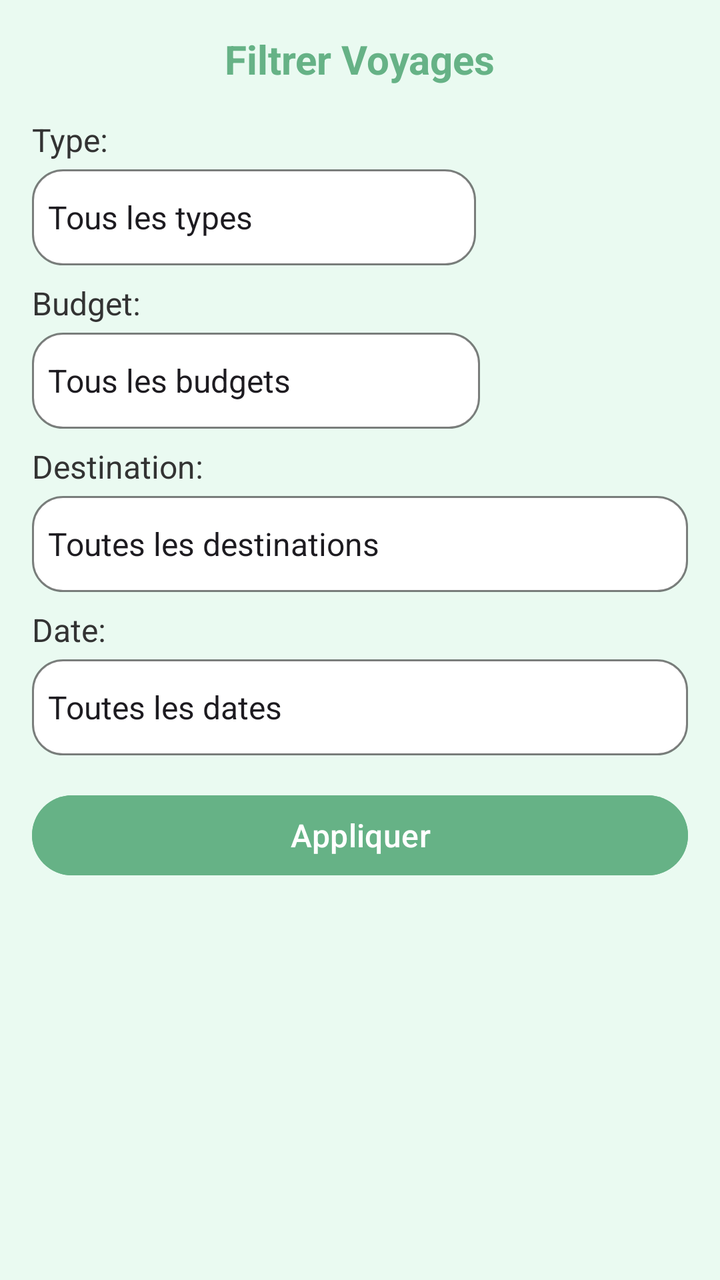
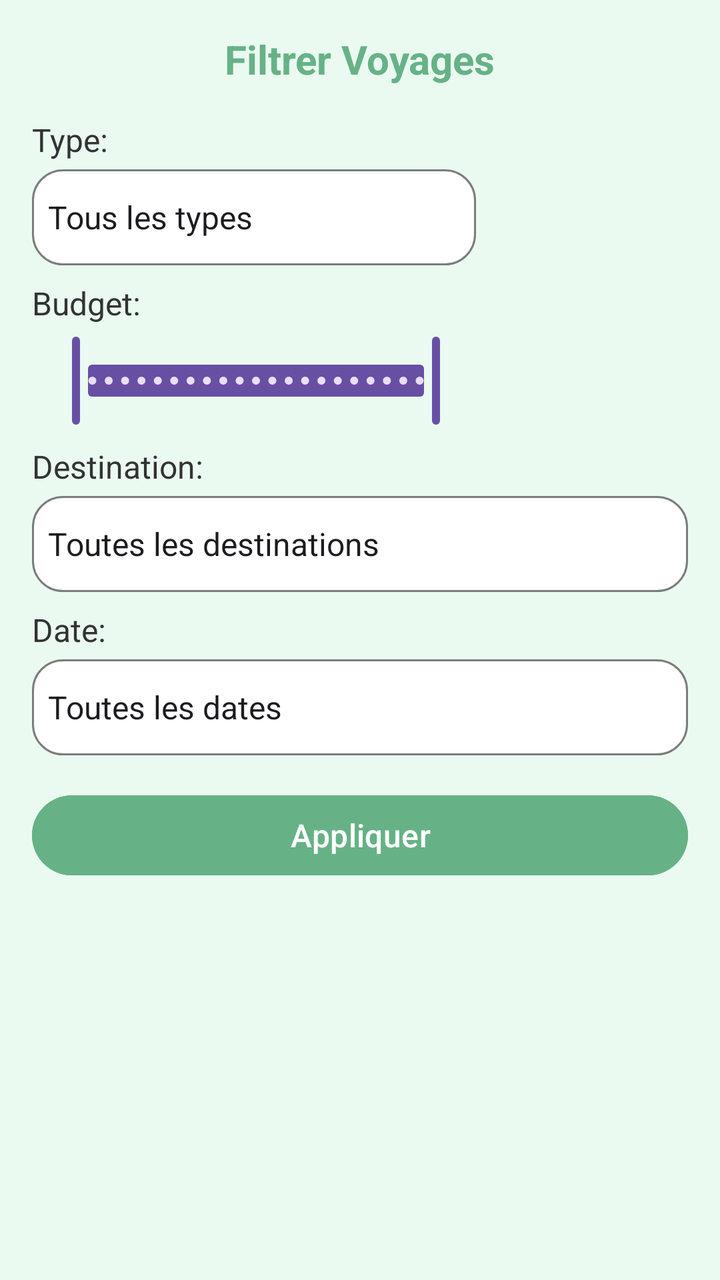

Before-and-after screenshots of an Android layout around one commit, followed by the original layout XML and the change that was made.
<!-- AndroidManifest.xml: application theme Theme.AgenceTouristique7 -->
<!-- res/layout/popup_filtre.xml -->
<?xml version="1.0" encoding="utf-8"?>
<LinearLayout xmlns:android="http://schemas.android.com/apk/res/android"
    android:layout_width="wrap_content"
    android:layout_height="wrap_content"
    android:background="#EAFAF1"
    android:orientation="vertical"
    android:padding="16dp">

    <TextView
        android:layout_width="wrap_content"
        android:layout_height="wrap_content"
        android:layout_gravity="center_horizontal"
        android:layout_marginBottom="16dp"
        android:text="@string/filtrer_voyages"
        android:textColor="@color/colorPrimary"
        android:textSize="20sp"
        android:textStyle="bold" />

    <LinearLayout
        android:layout_width="222dp"
        android:layout_height="wrap_content"
        android:layout_marginBottom="8dp"
        android:orientation="vertical">

        <TextView
            android:layout_width="wrap_content"
            android:layout_height="wrap_content"
            android:layout_marginBottom="4dp"
            android:text="@string/type_label"
            android:textColor="@color/black_text"
            android:textSize="16sp" />

        <Spinner
            android:id="@+id/popupTypeSpinner"
            android:layout_width="match_parent"
            android:layout_height="wrap_content"
            android:background="@drawable/spinner_background"
            android:entries="@array/type_options"
            android:minHeight="48dp"
            android:prompt="@string/type_filter"
            android:spinnerMode="dropdown" />
    </LinearLayout>

    <LinearLayout
        android:layout_width="224dp"
        android:layout_height="wrap_content"
        android:layout_marginBottom="8dp"
        android:orientation="vertical">

        <TextView
            android:layout_width="wrap_content"
            android:layout_height="wrap_content"
            android:layout_marginBottom="4dp"
            android:text="@string/budget_label"
            android:textColor="@color/black_text"
            android:textSize="16sp" />

        <Spinner
            android:id="@+id/popupBudgetSpinner"
            android:layout_width="match_parent"
            android:layout_height="wrap_content"
            android:background="@drawable/spinner_background"
            android:entries="@array/budget_options"
            android:minHeight="48dp"
            android:prompt="@string/budget_filter"
            android:spinnerMode="dropdown" />
    </LinearLayout>

    <LinearLayout
        android:layout_width="match_parent"
        android:layout_height="wrap_content"
        android:orientation="vertical"
        android:layout_marginBottom="8dp">

        <TextView
            android:layout_width="wrap_content"
            android:layout_height="wrap_content"
            android:text="@string/destination_label"
            android:textColor="@color/black_text"
            android:textSize="16sp"
            android:layout_marginBottom="4dp"/>

        <Spinner
            android:id="@+id/popupDestinationSpinner"
            android:layout_width="match_parent"
            android:layout_height="wrap_content"
            android:minHeight="48dp"
            android:entries="@array/destination_options"
            android:prompt="@string/pays_filter"
            android:spinnerMode="dropdown"
            android:background="@drawable/spinner_background"/>
    </LinearLayout>

    <LinearLayout
        android:layout_width="match_parent"
        android:layout_height="wrap_content"
        android:orientation="vertical">

        <TextView
            android:layout_width="wrap_content"
            android:layout_height="wrap_content"
            android:text="@string/date_label"
            android:textColor="@color/black_text"
            android:textSize="16sp"
            android:layout_marginBottom="4dp"/>

        <Spinner
            android:id="@+id/popupDateSpinner"
            android:layout_width="match_parent"
            android:layout_height="wrap_content"
            android:minHeight="48dp"
            android:entries="@array/date_options"
            android:prompt="@string/date_filter"
            android:spinnerMode="dropdown"
            android:background="@drawable/spinner_background"/>
    </LinearLayout>

    <Button
        android:id="@+id/popupFilterButton"
        android:layout_width="match_parent"
        android:layout_height="wrap_content"
        android:layout_marginTop="16dp"
        android:backgroundTint="@color/colorPrimary"
        android:text="@string/appliquer_filtres"
        android:textColor="#FFFFFF"
        android:textSize="16sp" />

</LinearLayout>
<!-- resources referenced by this layout -->
<resources>
  <string-array name="budget_options">
          <item>Tous les budgets</item>
          <item>Moins de 300$</item>
          <item>300$ - 600$</item>
          <item>Plus de 600$</item>
      </string-array>
  <string-array name="date_options">
          <item>Toutes les dates</item>
          <item>Prochains 3 mois</item>
          <item>Prochains 6 mois</item>
          <item>Prochain an</item>
      </string-array>
  <string-array name="destination_options">
          <item>Toutes les destinations</item>
          <item>Paris</item>
          <item>Rome</item>
          <item>Tokyo</item>
      </string-array>
  <string-array name="type_options">
          <item>Tous les types</item>
          <item>Culturel</item>
          <item>Aventure</item>
          <item>Bien-être</item>
          <item>Nature</item>
      </string-array>
  <color name="black_text">#333333</color>
  <color name="colorPrimary">#66B286</color>
  <!-- drawable spinner_background (drawable) -->
  <?xml version="1.0" encoding="utf-8"?>
  <selector xmlns:android="http://schemas.android.com/apk/res/android">
      <item android:state_enabled="true">
          <shape android:shape="rectangle">
              <solid android:color="#FFFFFF" />
              <corners android:radius="15dp" />
              <stroke android:color="#80000000" android:width="1dp"/>
          </shape>
      </item>
  </selector>
  <string name="appliquer_filtres">Appliquer</string>
  <string name="budget_filter">Filtrer par budget…</string>
  <string name="budget_label">Budget:</string>
  <string name="date_filter">Filtrer par date…</string>
  <string name="date_label">Date:</string>
  <string name="destination_label">Destination:</string>
  <string name="filtrer_voyages">Filtrer Voyages</string>
  <string name="pays_filter">Filtrer par pays…</string>
  <string name="type_filter">Filtrer par type…</string>
  <string name="type_label">Type:</string>
  <style name="Theme.AgenceTouristique7" parent="Base.Theme.AgenceTouristique7" />
  <style name="Base.Theme.AgenceTouristique7" parent="Theme.Material3.DayNight.NoActionBar">
          
          
      </style>
</resources>

<!-- the commit's change to res/layout/popup_filtre.xml (unified diff, before → after) -->
@@ -2,6 +2,7 @@
 <LinearLayout xmlns:android="http://schemas.android.com/apk/res/android"
     android:layout_width="wrap_content"
     android:layout_height="wrap_content"
+    xmlns:app="http://schemas.android.com/apk/res-auto"
     android:background="#EAFAF1"
     android:orientation="vertical"
     android:padding="16dp">
@@ -55,15 +56,14 @@
             android:textColor="@color/black_text"
             android:textSize="16sp" />
 
-        <Spinner
-            android:id="@+id/popupBudgetSpinner"
+        <com.google.android.material.slider.RangeSlider
+            android:id="@+id/popupBudgetSlider"
             android:layout_width="match_parent"
             android:layout_height="wrap_content"
-            android:background="@drawable/spinner_background"
-            android:entries="@array/budget_options"
-            android:minHeight="48dp"
-            android:prompt="@string/budget_filter"
-            android:spinnerMode="dropdown" />
+            android:stepSize="100.0"
+            android:valueFrom="0.0"
+            android:valueTo="5000.0"
+            app:values="@array/slider_values" />
     </LinearLayout>
 
     <LinearLayout
<!-- resource entries referenced after the edit -->
@@ -1,11 +1,5 @@
 <!-- resources referenced by this layout -->
 <resources>
-  <string-array name="budget_options">
-          <item>Tous les budgets</item>
-          <item>Moins de 300$</item>
-          <item>300$ - 600$</item>
-          <item>Plus de 600$</item>
-      </string-array>
   <string-array name="date_options">
           <item>Toutes les dates</item>
           <item>Prochains 3 mois</item>
@@ -18,6 +12,10 @@
           <item>Rome</item>
           <item>Tokyo</item>
       </string-array>
+  <array name="slider_values">
+          <item>0.0</item>
+          <item>5000.0</item>
+      </array>
   <string-array name="type_options">
           <item>Tous les types</item>
           <item>Culturel</item>
@@ -39,7 +37,6 @@
       </item>
   </selector>
   <string name="appliquer_filtres">Appliquer</string>
-  <string name="budget_filter">Filtrer par budget…</string>
   <string name="budget_label">Budget:</string>
   <string name="date_filter">Filtrer par date…</string>
   <string name="date_label">Date:</string>
